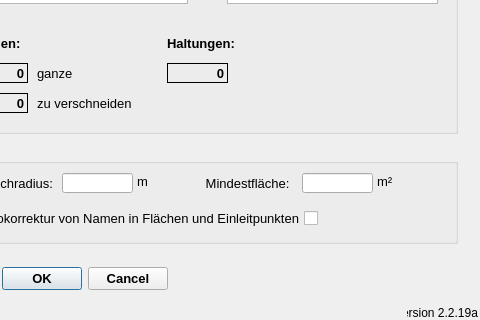
Old version of the form qkan/linkflaechen/resources/application_createlinefl.ui in the repository hoettges/QKan; both pictures show x 293 to 773 and y 257 to 577 of the 773 by 577 pixel window.
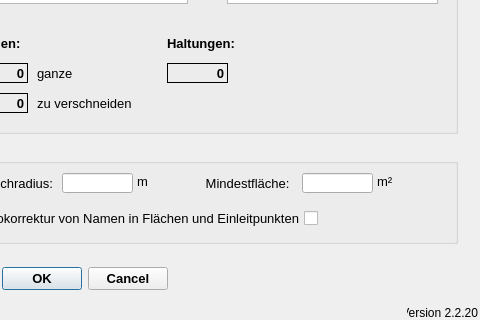
New version of the form.

The edit to the form file:
```diff
--- a/qkan/linkflaechen/resources/application_createlinefl.ui
+++ b/qkan/linkflaechen/resources/application_createlinefl.ui
@@ -52,7 +52,7 @@
     <string>Version QKan Import</string>
    </property>
    <property name="text">
-    <string>Version 2.2.19a</string>
+    <string>Version 2.2.20</string>
    </property>
    <property name="alignment">
     <set>Qt::AlignRight|Qt::AlignTrailing|Qt::AlignVCenter</set>
```
